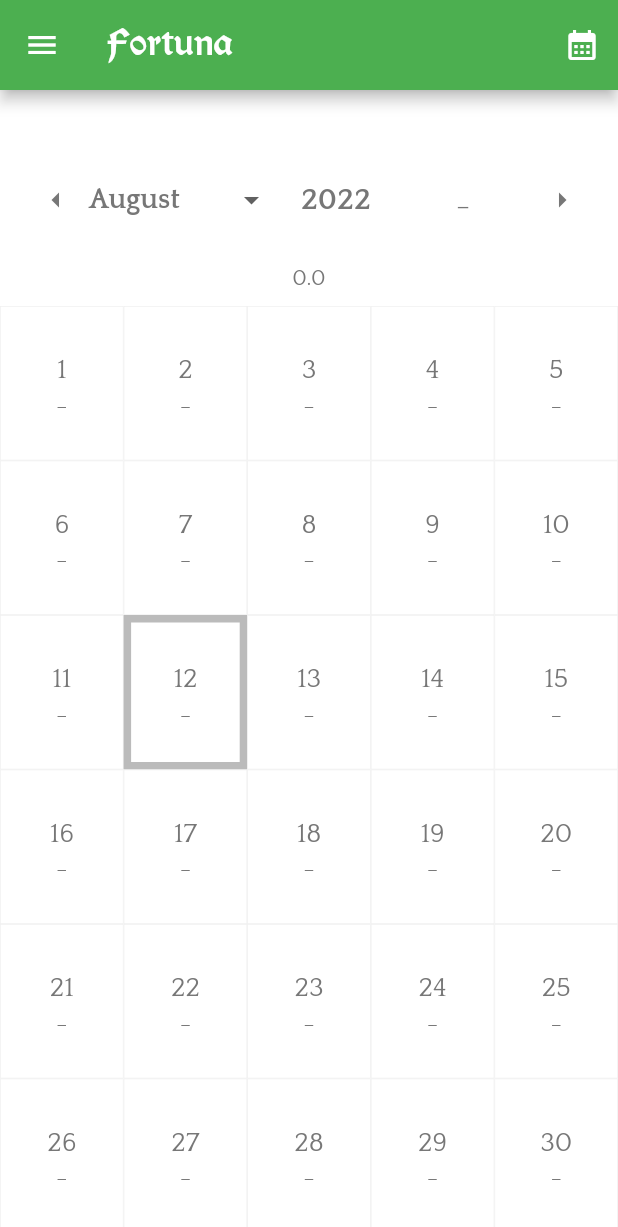
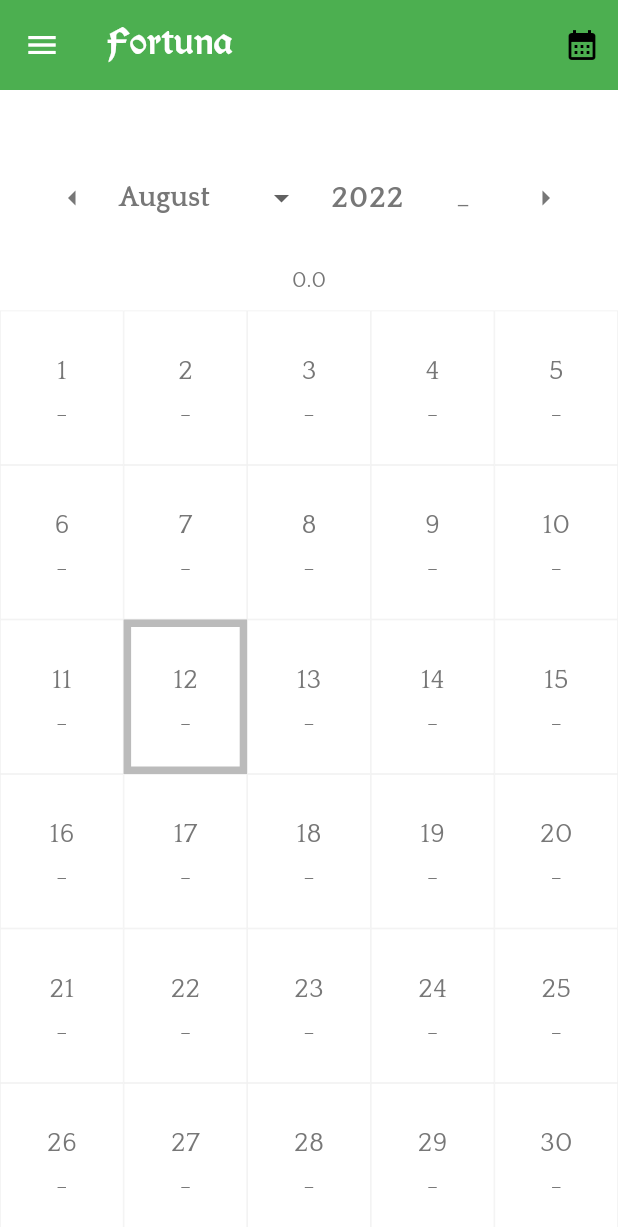
Before and after one commit to fulcrum6378/fortuna_flutter, a Flutter app: the screen it shows after launch, in the side drawer, after a tap on the "calendar month" icon, on a phone screen of 412 x 824 dp. Shown: the top 1227 px of the screen. Run offline on Flutter 3.47's test engine with Material 2 defaults, Android fonts, the light colour scheme and no system bars; our stand-ins replace file_picker, jiffy, share_plus, shared_preferences, vibration; missing offline and left inert: flutter_document_picker, format.

Commit message:
2022.08.11 - 2

```diff
--- a/lib/main.dart
+++ b/lib/main.dart
@@ -21,35 +21,68 @@ import 'numerals.dart';
 import 'vita.dart';
 
 // TODO: Fix numerals menu
+// TODO: Fix default verbum save problem only in Android?!?
 
 void main() {
+  final mediumCornerStyle =
+      BeveledRectangleBorder(borderRadius: BorderRadius.circular(12));
+  final smallCornerStyle =
+      BeveledRectangleBorder(borderRadius: BorderRadius.circular(8));
+  final drawer = DrawerThemeData(
+    backgroundColor: Fortuna.cp,
+    shape: BeveledRectangleBorder(
+      borderRadius: BorderRadius.horizontal(right: Radius.circular(15)),
+    ),
+  );
+  final popupMenu = PopupMenuThemeData(
+    color: Fortuna.cpu,
+    shape: smallCornerStyle,
+  );
+
   runApp(MaterialApp(
     title: s('appName'),
     theme: ThemeData(
       primaryColor: Fortuna.cp,
       colorScheme: ThemeData().colorScheme.copyWith(
-          primary: Fortuna.cp, secondary: Fortuna.cpw, onPrimary: Colors.white),
+          primary: Fortuna.cp,
+          onPrimary: Colors.white,
+          secondary: Fortuna.cpw,
+          surface: Fortuna.cp,
+          onSurface: Colors.white),
+      // surface/onSurface is applied to AppBar
       textTheme: TextTheme(bodyText2: Fortuna.font(15, night: false)),
+      drawerTheme: drawer,
       dialogTheme: DialogTheme(
         titleTextStyle: Fortuna.font(20, bold: true, night: false),
         contentTextStyle: Fortuna.font(17, night: false),
+        shape: mediumCornerStyle,
+        backgroundColor: Fortuna.cpu,
       ),
+      popupMenuTheme: popupMenu,
       scaffoldBackgroundColor: Colors.white,
-      splashColor: Fortuna.cpw, // 0x44F44336
+      splashColor: Fortuna.cpw,
+      useMaterial3: true,
     ),
     darkTheme: ThemeData(
       primaryColor: Fortuna.cpd,
       colorScheme: ThemeData.dark().colorScheme.copyWith(
           primary: Fortuna.cpd,
+          onPrimary: Colors.white,
           secondary: Fortuna.cwd,
-          onPrimary: Colors.white),
+          surface: Fortuna.cp,
+          onSurface: Colors.white),
       textTheme: TextTheme(bodyText2: Fortuna.font(15, night: true)),
+      drawerTheme: drawer,
       dialogTheme: DialogTheme(
         titleTextStyle: Fortuna.font(20, bold: true, night: true),
         contentTextStyle: Fortuna.font(17, night: true),
+        shape: mediumCornerStyle,
+        backgroundColor: Fortuna.cpu,
       ),
+      popupMenuTheme: popupMenu,
       scaffoldBackgroundColor: Colors.black,
       splashColor: Fortuna.cwd,
+      useMaterial3: true,
     ),
     themeMode: ThemeMode.system,
     debugShowCheckedModeBanner: false,
@@ -92,7 +125,8 @@ class Fortuna extends StatelessWidget {
       cpw = Color(0x444CAF50),
       cs = Color(0xFFF44336),
       csd = Color(0xFF670D06),
-      cwd = Color(0x44FFFFFF);
+      cwd = Color(0x44FFFFFF),
+      cpu = Color(0xFFECF1EB); // Popup
 
   static bool canShake = false;
 
@@ -148,7 +182,6 @@ class Fortuna extends StatelessWidget {
       appBar: AppBar(
         systemOverlayStyle: systemOverlayStyle,
         toolbarHeight: 60,
-        backgroundColor: Theme.of(context).primaryColor,
         title: Text(
           s('appName'),
           style: const TextStyle(fontFamily: 'MorrisRoman', fontSize: 28),
@@ -158,6 +191,7 @@ class Fortuna extends StatelessWidget {
             icon: Icon(Icons.calendar_month),
             tooltip: s('numerals'),
             initialValue: BaseNumeral.findById(selectedNumType),
+            //elevation: 0, // In order to fix the grey problem!
             onSelected: (NumeralType item) {
               Fortuna.sp?.setString(BaseNumeral.key, item.id);
               Grid.id.currentState?.setState(() {});
@@ -192,16 +226,20 @@ class Fortuna extends StatelessWidget {
         ],
       ),
       drawer: Drawer(
-        backgroundColor: Theme.of(context).primaryColor,
         child: ListView(
           padding: const EdgeInsets.only(top: 40),
           children: <InkWell>[
-            navButton(context, Icons.today_sharp, 'navToday', () {
-              // TODO
+            navButton(context, Icons.today, 'navToday', () {
+              calendar = DateTime.now();
+              luna = calendar.toKey();
+              Panel.update();
+              Panel.id.currentState?.setState(() {});
+              Grid.id.currentState?.setState(() {});
+              Navigator.of(context).pop();
             }),
             navButton(
               context,
-              Icons.calculate_sharp,
+              Icons.calculate,
               'navStat',
               () => showDialog<String>(
                 context: context,
@@ -404,7 +442,7 @@ class Panel extends StatefulWidget {
 }
 
 class PanelState extends State<Panel> {
-  static final double arrowDistance = 8;
+  static final double arrowDistance = 15;
   String _annus = Panel.annus;
 
   @override
@@ -412,7 +450,7 @@ class PanelState extends State<Panel> {
     return Column(
       children: [
         Padding(
-          padding: EdgeInsets.only(top: 5, right: 20),
+          padding: EdgeInsets.only(top: 20, right: 30),
           child: Align(
             alignment: Alignment.centerRight,
             child: Visibility(
@@ -425,7 +463,7 @@ class PanelState extends State<Panel> {
           ),
         ),
         Padding(
-          padding: const EdgeInsets.only(top: 25, bottom: 20),
+          padding: const EdgeInsets.only(top: 9, bottom: 20),
           child: Row(
             mainAxisAlignment: MainAxisAlignment.center,
             children: [
@@ -433,7 +471,7 @@ class PanelState extends State<Panel> {
                 child: MouseRegion(
                   cursor: SystemMouseCursors.click,
                   child: Padding(
-                    padding: EdgeInsets.all(2),
+                    padding: EdgeInsets.all(4),
                     child: Icon(Icons.arrow_left, color: Fortuna.textColor()),
                   ),
                 ),
@@ -490,13 +528,14 @@ class PanelState extends State<Panel> {
                 onPressed: () => Fortuna.thisLuna().changeVar(context, null),
                 // onLongPress: () {},
                 // Apparently not possible in Flutter yet!
+                minWidth: 10,
               ),
               SizedBox(width: arrowDistance),
               InkWell(
                 child: MouseRegion(
                   cursor: SystemMouseCursors.click,
                   child: Padding(
-                    padding: EdgeInsets.all(2),
+                    padding: EdgeInsets.all(4),
                     child: Icon(Icons.arrow_right, color: Fortuna.textColor()),
                   ),
                 ),
@@ -636,7 +675,7 @@ class GridState extends State<Grid> {
                 Visibility(
                   visible: getLuna().verba[i] != null,
                   child: Padding(
-                    padding: EdgeInsets.only(right: 4, top: 6),
+                    padding: EdgeInsets.only(right: 6, top: 6),
                     child: Align(
                       alignment: Alignment.topRight,
                       child: Fortuna.verbumIcon(tc),
--- a/pubspec.yaml
+++ b/pubspec.yaml
@@ -1,7 +1,7 @@
 name: fortuna
 description: An application of the Hedonist philosophy.
 publish_to: 'none'
-version: 3.3.0
+version: 3.4.0
 environment:
   sdk: ">=2.16.0 <3.0.2"
 
```
